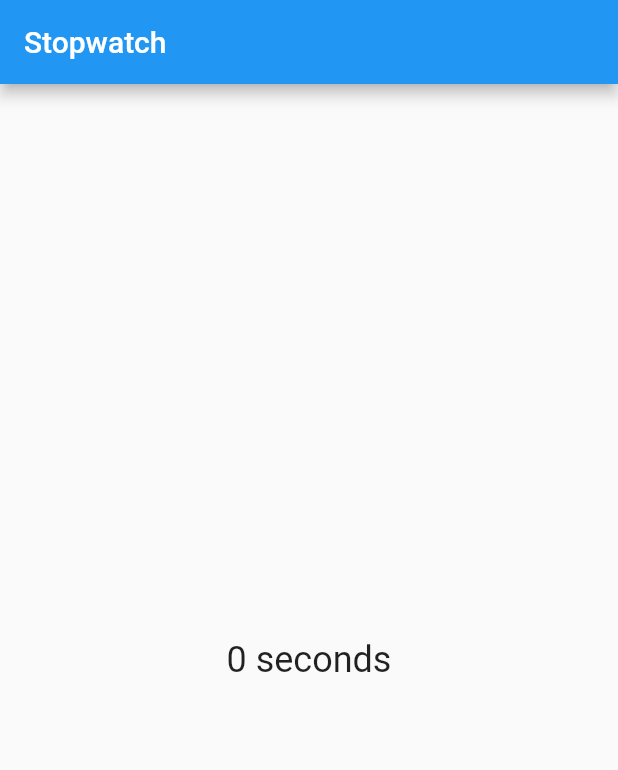
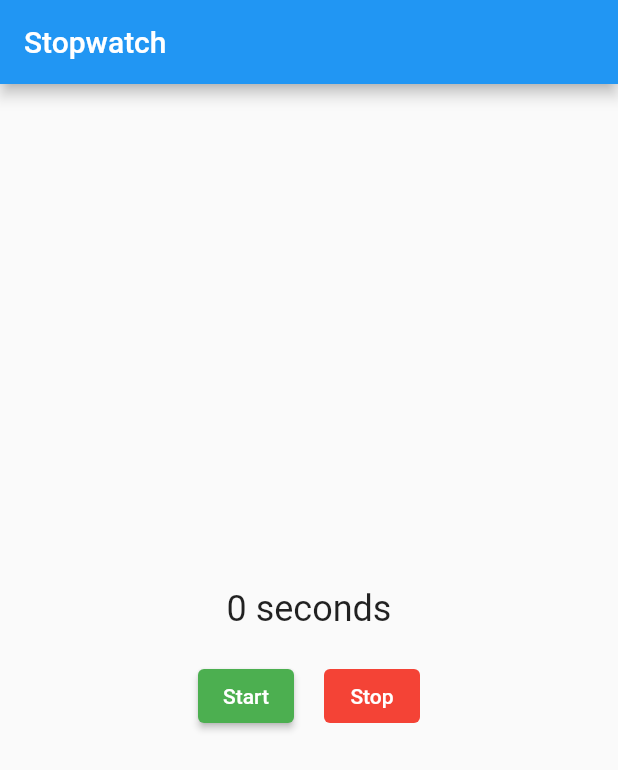
Before and after one commit to alvicaranzo/Stopwatch, a Flutter app: the first screen one second after launch, on a phone screen of 412 x 824 dp. Shown: the top 770 px of the screen. Run offline on Flutter 3.47's test engine with Material 2 defaults, Android fonts, the phone set to English and light mode, and no system bars.

Commit message:
Interacting with buttons

```diff
--- a/lib/stopwatch.dart
+++ b/lib/stopwatch.dart
@@ -11,12 +11,7 @@ class StopWatch extends StatefulWidget {
 class _StopWatchState extends State<StopWatch> {
   int seconds = 0;
   late Timer timer;
-
-  @override
-  void initState() {
-    super.initState();
-    timer = Timer.periodic(Duration(seconds: 1), _onTick);
-  }
+  bool isTicking = false;
 
   void _onTick(Timer time) {
     if (mounted) {
@@ -40,12 +35,56 @@ class _StopWatchState extends State<StopWatch> {
       appBar: AppBar(
         title: const Text('Stopwatch'),
       ),
-      body: Center(
-        child: Text(
-          '$seconds ${_secondsText()}',
-          style: Theme.of(context).textTheme.headline5,
-        ),
+      body: Column(
+        mainAxisAlignment: MainAxisAlignment.center,
+        children: [
+          Text(
+            '$seconds ${_secondsText()}',
+            style: Theme.of(context).textTheme.headlineSmall,
+          ),
+          const SizedBox(height: 20),
+          Row(
+            mainAxisAlignment: MainAxisAlignment.center,
+            children: [
+              ElevatedButton(
+                style: ButtonStyle(
+                  backgroundColor:
+                      MaterialStateProperty.all<Color>(Colors.green),
+                  foregroundColor:
+                      MaterialStateProperty.all<Color>(Colors.white),
+                ),
+                onPressed: isTicking ? null : _startTimer,
+                child: const Text('Start'),
+              ),
+              const SizedBox(width: 20),
+              TextButton(
+                style: ButtonStyle(
+                  backgroundColor: MaterialStateProperty.all<Color>(Colors.red),
+                  foregroundColor:
+                      MaterialStateProperty.all<Color>(Colors.white),
+                ),
+                onPressed: isTicking ? _stopTimer : null,
+                child: const Text('Stop'),
+              ),
+            ],
+          )
+        ],
       ),
     );
   }
+
+  void _startTimer() {
+    timer = Timer.periodic(const Duration(seconds: 1), _onTick);
+    setState(() {
+      seconds = 0;
+      isTicking = true;
+    });
+  }
+
+  void _stopTimer() {
+    timer.cancel();
+    setState(() {
+      isTicking = false;
+    });
+  }
 }
```
